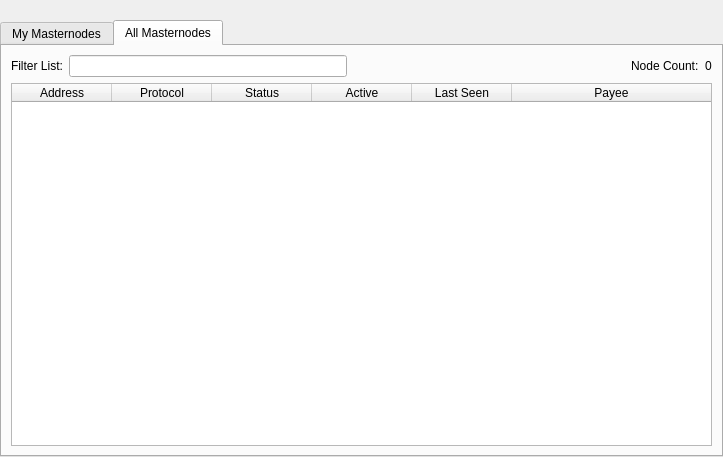
Old version of the form src/qt/forms/masternodelist.ui in the repository LusoDev/lusocoin.
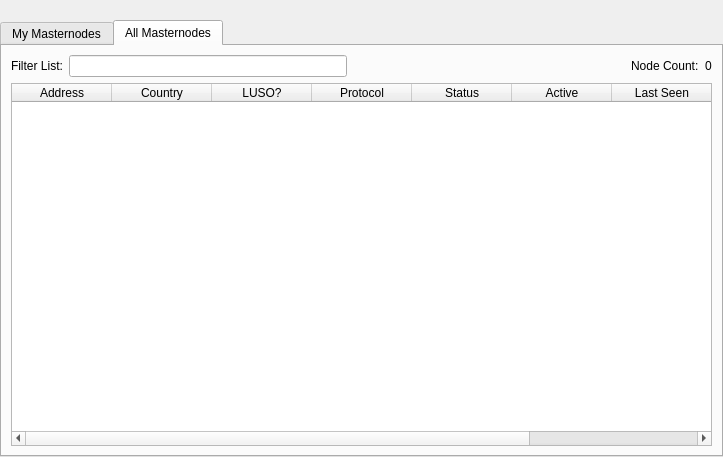
New version of the form. The open tabs and pages were chosen to show the change.

Patch:
```diff
--- a/src/qt/forms/masternodelist.ui
+++ b/src/qt/forms/masternodelist.ui
@@ -235,6 +235,16 @@
              <string>Address</string>
             </property>
            </column>
+           <column>
+            <property name="text">
+             <string>Country</string>
+            </property>
+           </column>
+           <column>
+            <property name="text">
+             <string>LUSO?</string>
+            </property>
+           </column>
            <column>
             <property name="text">
              <string>Protocol</string>
```
Left out of the diff: 10 changed lines with no effect on the pictures.
